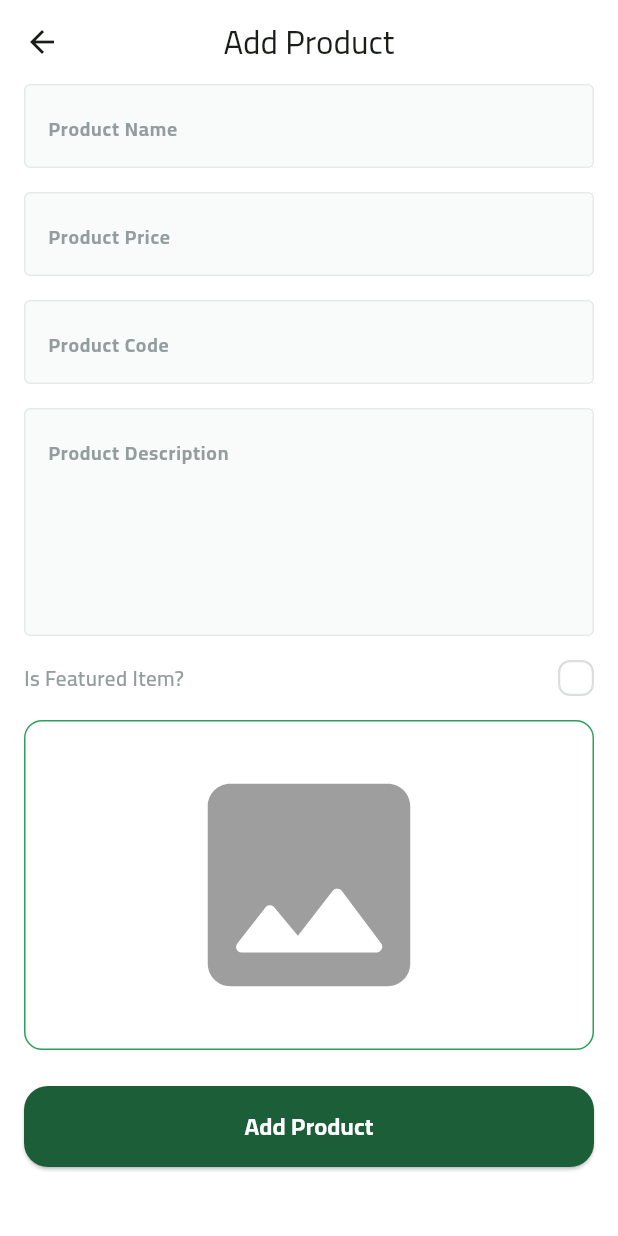
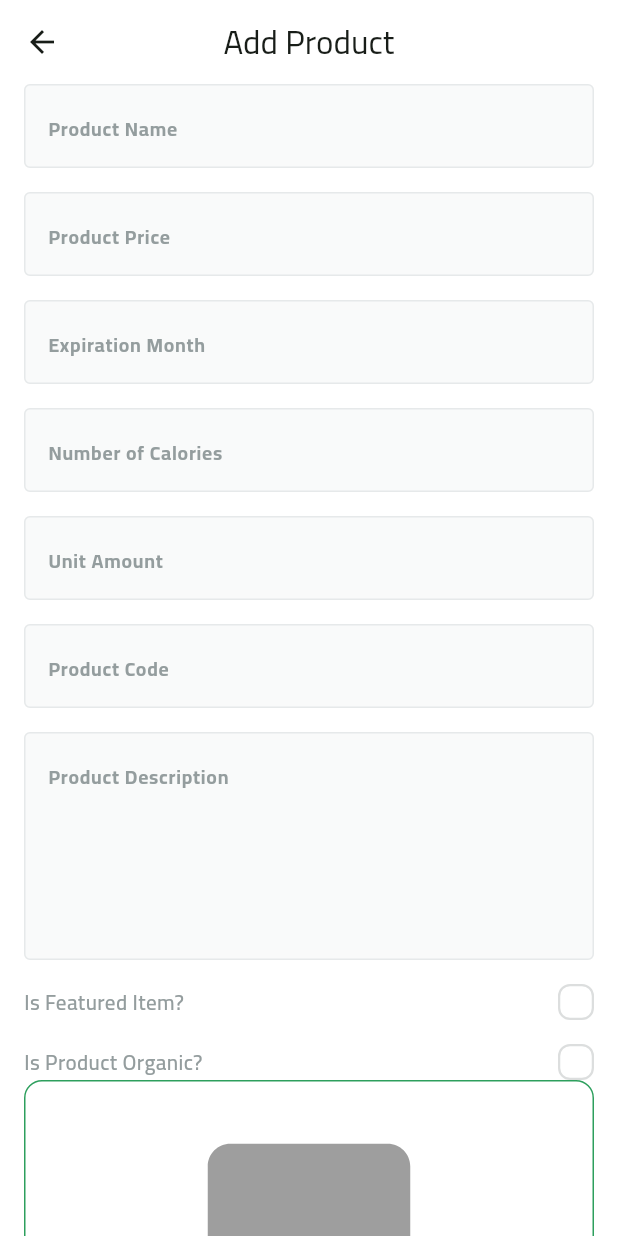
Before and after one commit to 3madhani/fruit_hub_dashboard, a Flutter app: the AddProductView screen opened by its route, on a phone screen of 412 x 824 dp. Run offline on Flutter 3.47's test engine with Material 3 defaults, Android fonts, the phone set to English and light mode, and no system bars; drawn by our look-alikes of modal_progress_hud_nsn; our stand-ins replace cloud_firestore, dartz, firebase_core, firebase_storage, flutter_bloc, flutter_svg and 2 more; accounts and stored records are empty.

Commit message:
feat: Add organic product checkbox and extend product model with additional fields

```diff
--- a/lib/feature/add_product/domain/entities/product_entity.dart
+++ b/lib/feature/add_product/domain/entities/product_entity.dart
@@ -8,8 +8,15 @@ class ProductEntity {
   final String code;
   final bool isFeatured;
   String? imageUrl;
+  final int expirationMonth;
+  final bool isOrganic;
+  final int numberOfCalories;
+  final int unitAmount;
+  final num averageRating = 0.0;
+  final num numberOfReviews = 0;
 
   ProductEntity({
+    this.isOrganic = false,
     required this.title,
     required this.description,
     required this.price,
@@ -17,5 +24,8 @@ class ProductEntity {
     required this.code,
     required this.isFeatured,
     this.imageUrl,
+    required this.expirationMonth,
+    required this.numberOfCalories,
+    required this.unitAmount,
   });
 }
--- a/lib/feature/add_product/presentation/view/widgets/add_product_view_body.dart
+++ b/lib/feature/add_product/presentation/view/widgets/add_product_view_body.dart
@@ -7,6 +7,7 @@ import 'package:fruit_hub_dashboard/core/common/custom_text_form_field.dart';
 import 'package:fruit_hub_dashboard/feature/add_product/domain/entities/product_entity.dart';
 import 'package:fruit_hub_dashboard/feature/add_product/presentation/view/widgets/image_field.dart';
 import 'package:fruit_hub_dashboard/feature/add_product/presentation/view/widgets/is_featured_check_box.dart';
+import 'package:fruit_hub_dashboard/feature/add_product/presentation/view/widgets/is_organic_check_box.dart';
 
 import '../../../../../core/common/build_snack_bar.dart';
 import '../../../../../core/constants/app_const.dart';
@@ -25,9 +26,9 @@ class _AddProductViewBodyState extends State<AddProductViewBody> {
   AutovalidateMode autovalidateMode = AutovalidateMode.disabled;
 
   late String productName, productCode, productDescription;
-  late num productPrice;
+  late num productPrice, expirationMonth, numberOfCalories, unitAmount;
   File? productImage;
-  bool isFeatured = false;
+  bool isFeatured = false, isOrganic = false;
   @override
   Widget build(BuildContext context) {
     return SingleChildScrollView(
@@ -53,6 +54,24 @@ class _AddProductViewBodyState extends State<AddProductViewBody> {
             ),
             const SizedBox(height: 16),
             CustomTextFormField(
+              onSaved: (p0) => expirationMonth = num.parse(p0!),
+              hintText: 'Expiration Month',
+              keyboardType: TextInputType.number,
+            ),
+            const SizedBox(height: 16),
+            CustomTextFormField(
+              onSaved: (p0) => numberOfCalories = num.parse(p0!),
+              hintText: 'Number of Calories',
+              keyboardType: TextInputType.number,
+            ),
+            const SizedBox(height: 16),
+            CustomTextFormField(
+              onSaved: (p0) => unitAmount = num.parse(p0!),
+              hintText: 'Unit Amount',
+              keyboardType: TextInputType.number,
+            ),
+            const SizedBox(height: 16),
+            CustomTextFormField(
               onSaved: (p0) => productCode = p0!.toLowerCase(),
               hintText: 'Product Code',
               keyboardType: TextInputType.text,
@@ -71,6 +90,9 @@ class _AddProductViewBodyState extends State<AddProductViewBody> {
               },
             ),
             const SizedBox(height: 16),
+            IsOrganicCheckBox(onChanged: (value) {
+              isOrganic = value;
+            }),
             ImageField(
               onFileChanged: (file) {
                 productImage = file;
@@ -84,12 +106,16 @@ class _AddProductViewBodyState extends State<AddProductViewBody> {
                   if (_formKey.currentState!.validate()) {
                     _formKey.currentState!.save();
                     ProductEntity product = ProductEntity(
+                      isOrganic: isOrganic,
                       title: productName,
                       description: productDescription,
                       price: productPrice,
                       image: productImage!,
                       code: productCode,
                       isFeatured: isFeatured,
+                      expirationMonth: expirationMonth.toInt(),
+                      numberOfCalories: numberOfCalories.toInt(),
+                      unitAmount: unitAmount.toInt(),
                     );
                     context.read<AddProductCubit>().addProduct(product);
                   } else {
--- /dev/null
+++ b/lib/feature/add_product/presentation/view/widgets/is_organic_check_box.dart
@@ -0,0 +1,41 @@
+import 'package:flutter/material.dart';
+
+import '../../../../../core/utils/app_text_styles.dart';
+import 'custom_check_box.dart';
+
+class IsOrganicCheckBox extends StatefulWidget {
+  final ValueChanged<bool> onChanged;
+
+  const IsOrganicCheckBox({super.key, required this.onChanged});
+
+  @override
+  State<IsOrganicCheckBox> createState() => _IsOrganicCheckBoxState();
+}
+
+class _IsOrganicCheckBoxState extends State<IsOrganicCheckBox> {
+  bool isOrganic = false;
+  @override
+  Widget build(BuildContext context) {
+    return Row(
+      mainAxisAlignment: MainAxisAlignment.spaceBetween,
+      children: [
+        Flexible(
+          child: Text(
+            'Is Product Organic?',
+            style: AppTextStyles.semiBold14.copyWith(
+              color: const Color(0xFF949D9E),
+            ),
+          ),
+        ),
+        CustomCheckBox(
+          isChecked: isOrganic,
+          onChanged: (value) {
+            isOrganic = value;
+            widget.onChanged(value);
+            setState(() {});
+          },
+        ),
+      ],
+    );
+  }
+}
```
Also changed, not shown: lib/feature/add_product/data/models/product_model.dart (+18 -0 lines).
